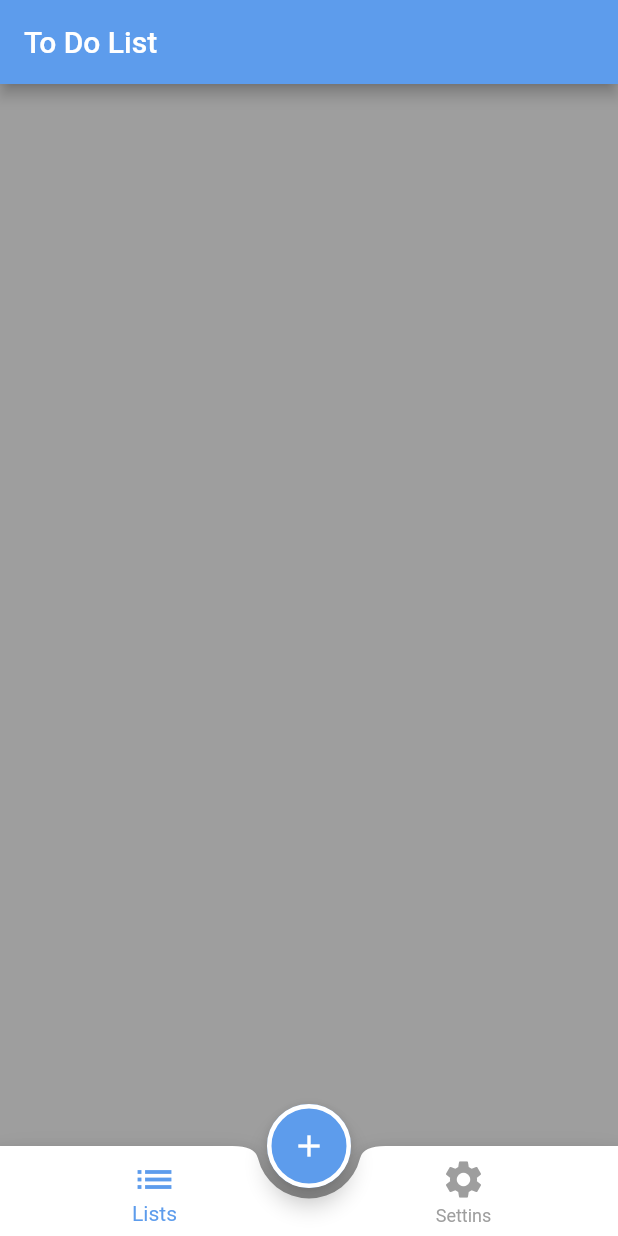
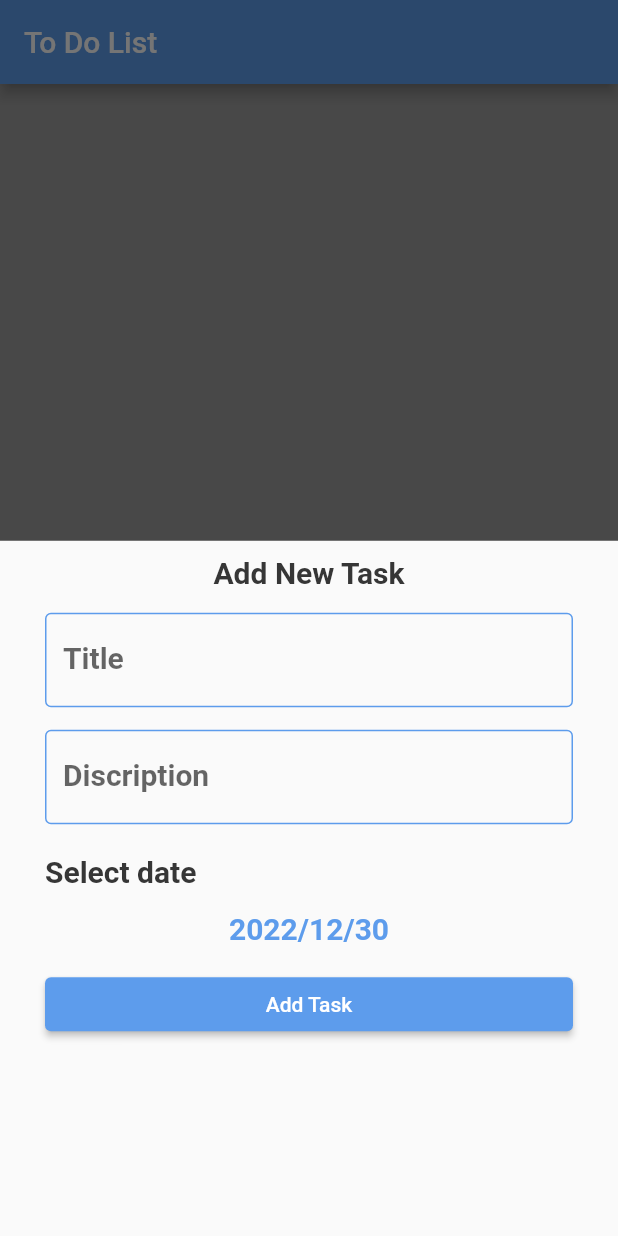
Before and after one commit to alimosaad/Todo_App, a Flutter app: the screen it shows after launch, after a tap on the "add" icon, on a phone screen of 412 x 824 dp. Run offline on Flutter 3.47's test engine with Material 2 defaults, Android fonts, the phone set to English and light mode, and no system bars.

Commit message:
Add task bottom sheet

```diff
--- /dev/null
+++ b/lib/layout/add_bottomsheet.dart
@@ -0,0 +1,137 @@
+import 'package:flutter/material.dart';
+import 'package:todo_app/styles/MyThemeData.dart';
+import 'package:todo_app/styles/colors.dart';
+
+class AddTaskSheet extends StatefulWidget {
+  @override
+  State<AddTaskSheet> createState() => _AddTaskSheetState();
+}
+
+class _AddTaskSheetState extends State<AddTaskSheet> {
+  var titleControler = TextEditingController(); // to control TFF
+  var discriptionControler = TextEditingController();
+  GlobalKey<FormState> formKey = GlobalKey<FormState>();
+  DateTime SelectedDate = DateTime.now();
+
+  @override
+  Widget build(BuildContext context) {
+    return Container(
+      padding: EdgeInsets.all(10),
+      margin: EdgeInsets.symmetric(horizontal: 20),
+      child: Column(
+        crossAxisAlignment: CrossAxisAlignment.stretch,
+        children: [
+          Text(
+            "Add New Task",
+            textAlign: TextAlign.center,
+            style: Theme.of(context).textTheme.titleMedium?.copyWith(
+                  color: colorBlack,
+                ),
+          ),
+          SizedBox(
+            height: 15,
+          ),
+          Form(
+              key: formKey,
+              child: Column(
+                crossAxisAlignment: CrossAxisAlignment.stretch,
+                children: [
+                  TextFormField(
+                    controller: titleControler,
+                    validator: (text) {
+                      if (text != null && text.isEmpty) {
+                        return 'Please enter task title';
+                      }
+
+                      return null;
+                    },
+                    decoration: InputDecoration(
+                      label: Text("Title"),
+                      enabledBorder: OutlineInputBorder(
+                        borderSide: BorderSide(
+                          color: primaryColor,
+                        ),
+                      ),
+                      border: OutlineInputBorder(
+                        borderSide: BorderSide(
+                          color: primaryColor,
+                        ),
+                      ),
+                    ),
+                  ),
+                  SizedBox(
+                    height: 15,
+                  ),
+                  TextFormField(
+                    controller: discriptionControler,
+                    validator: (text) {
+                      if (text != null && text.isEmpty) {
+                        return 'Please enter task description';
+                      }
+                      return null;
+                    },
+                    decoration: InputDecoration(
+                      label: Text("Discription"),
+                      enabledBorder: OutlineInputBorder(
+                        borderSide: BorderSide(
+                          color: primaryColor,
+                        ),
+                      ),
+                      border: OutlineInputBorder(
+                        borderSide: BorderSide(
+                          color: primaryColor,
+                        ),
+                      ),
+                    ),
+                  ),
+                  SizedBox(
+                    height: 20,
+                  ),
+                  Text(
+                    "Select date",
+                    style: Theme.of(context).textTheme.titleMedium?.copyWith(
+                          color: colorBlack,
+                        ),
+                  ),
+                  SizedBox(
+                    height: 15,
+                  ),
+                  InkWell(
+                    onTap: () {
+                      DisplayCleander(context);
+                    },
+                    child: Text(
+                      '${SelectedDate.year}/${SelectedDate.month}/${SelectedDate.day}',
+                      style: Theme.of(context).textTheme.titleMedium?.copyWith(
+                            color: primaryColor,
+                          ),
+                      textAlign: TextAlign.center,
+                    ),
+                  ),
+                  SizedBox(
+                    height: 15,
+                  ),
+                  ElevatedButton(
+                      onPressed: () {
+                        if (formKey.currentState!.validate()) {}
+                      },
+                      child: Text("Add Task")),
+                ],
+              )),
+        ],
+      ),
+    );
+  }
+
+  Future<void> DisplayCleander(BuildContext context) async {
+    DateTime? choosen = await showDatePicker(
+        context: context,
+        initialDate: DateTime.now(),
+        firstDate: DateTime.now(),
+        lastDate: DateTime.now().add(Duration(days: 365)));
+    setState(() {
+      if (choosen == null) return;
+      SelectedDate = choosen;
+    });
+  }
+}
--- a/lib/layout/home_layout.dart
+++ b/lib/layout/home_layout.dart
@@ -1,5 +1,5 @@
 import 'package:flutter/material.dart';
-
+import 'package:todo_app/layout/add_bottomsheet.dart';
 import '../screens/settings/settings.dart';
 import '../screens/tasks/tasks_list.dart';
 
@@ -24,12 +24,13 @@ class _HomeLayoutState extends State<HomeLayout> {
 
       floatingActionButton: FloatingActionButton(
         shape: StadiumBorder(
-          side: BorderSide(
-            color: Colors.white,
-            width: 3,
-          )
-        ),
-        onPressed: (){},
+            side: BorderSide(
+          color: Colors.white,
+          width: 3,
+        )),
+        onPressed: () {
+          showaddTaskBottomSheet();
+        },
         child: Icon(Icons.add),
       ),
       bottomNavigationBar: BottomAppBar(
@@ -47,14 +48,29 @@ class _HomeLayoutState extends State<HomeLayout> {
             });
           },
           items: [
-            BottomNavigationBarItem(icon: Icon(Icons.list,size: 30,),label: 'Lists'),
-            BottomNavigationBarItem(icon: Icon(Icons.settings,size: 30,),label: 'Settins'),
+            BottomNavigationBarItem(
+                icon: Icon(
+                  Icons.list,
+                  size: 30,
+                ),
+                label: 'Lists'),
+            BottomNavigationBarItem(
+                icon: Icon(
+                  Icons.settings,
+                  size: 30,
+                ),
+                label: 'Settins'),
           ],
         ),
       ),
-      body:tabs[currentIndex] ,
+      body: tabs[currentIndex],
     );
   }
 
-  List<Widget>tabs=[TasksList(),SettingsScreen()];
+  List<Widget> tabs = [TasksList(), SettingsScreen()];
+
+  void showaddTaskBottomSheet() {
+    showModalBottomSheet(
+        context: context, builder: (context) => AddTaskSheet());
+  }
 }
```
Also changed, not shown: 1 other file.
